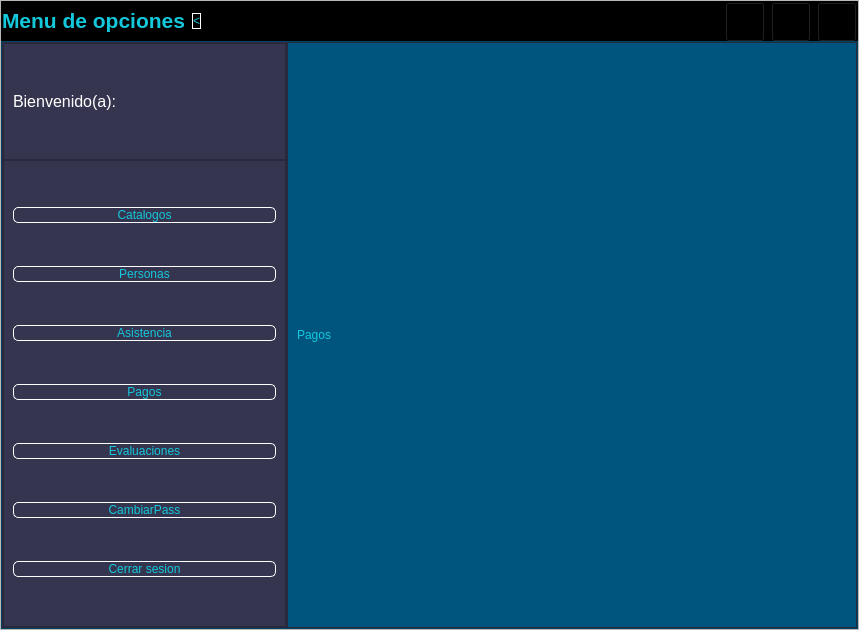
Qt form PracticaC4_1/Gui/ControlWindows.ui (FaTeWendering/PracticaC4_1_admin_database) before a commit.
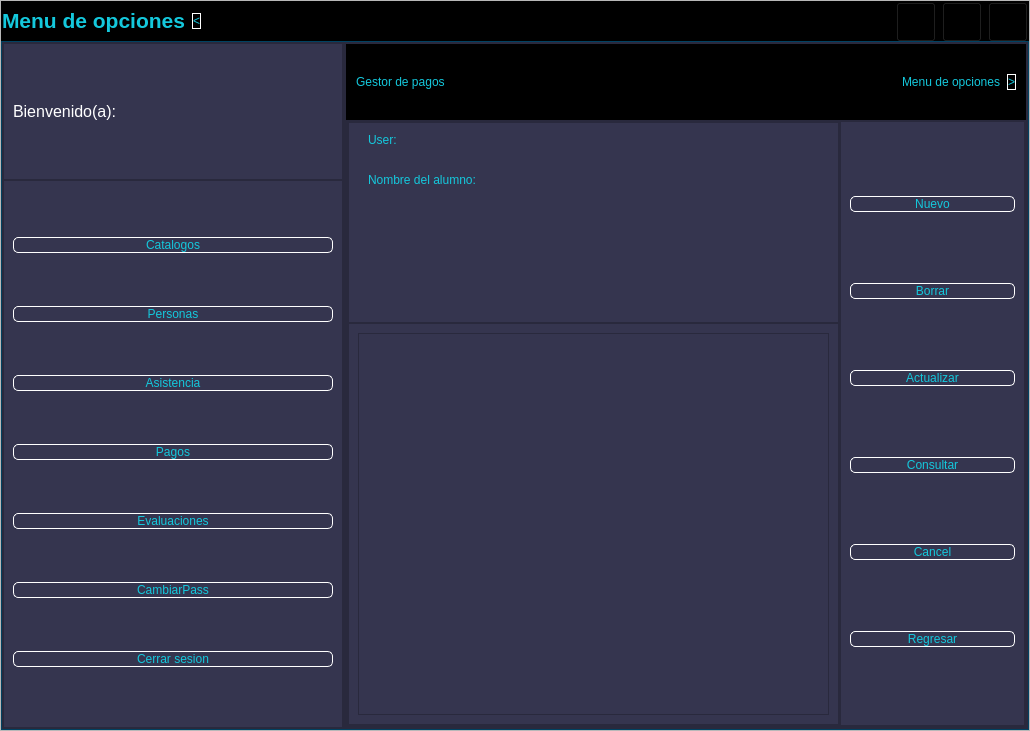
The same form after that commit. The open tabs and pages were chosen to show the change. Icons and pictures are not drawn.

Commit message: Creacion de la interfaz de pagos

What changed in the file:
```diff
--- a/PracticaC4_1/Gui/ControlWindows.ui
+++ b/PracticaC4_1/Gui/ControlWindows.ui
@@ -6,8 +6,8 @@
    <rect>
     <x>0</x>
     <y>0</y>
-    <width>859</width>
-    <height>630</height>
+    <width>1030</width>
+    <height>731</height>
    </rect>
   </property>
   <property name="windowTitle">
@@ -838,11 +838,280 @@
               </widget>
               <widget class="QWidget" name="Pagos">
                <layout class="QHBoxLayout" name="horizontalLayout_13">
+                <property name="spacing">
+                 <number>0</number>
+                </property>
+                <property name="leftMargin">
+                 <number>0</number>
+                </property>
+                <property name="topMargin">
+                 <number>0</number>
+                </property>
+                <property name="rightMargin">
+                 <number>0</number>
+                </property>
+                <property name="bottomMargin">
+                 <number>0</number>
+                </property>
                 <item>
-                 <widget class="QLabel" name="label_10">
-                  <property name="text">
-                   <string>Pagos</string>
+                 <widget class="QFrame" name="frame_20">
+                  <property name="frameShape">
+                   <enum>QFrame::StyledPanel</enum>
                   </property>
+                  <property name="frameShadow">
+                   <enum>QFrame::Raised</enum>
+                  </property>
+                  <layout class="QVBoxLayout" name="verticalLayout_14" stretch="1,8">
+                   <property name="spacing">
+                    <number>0</number>
+                   </property>
+                   <property name="leftMargin">
+                    <number>0</number>
+                   </property>
+                   <property name="topMargin">
+                    <number>0</number>
+                   </property>
+                   <property name="rightMargin">
+                    <number>0</number>
+                   </property>
+                   <property name="bottomMargin">
+                    <number>0</number>
+                   </property>
+                   <item>
+                    <widget class="QFrame" name="frame_21">
+                     <property name="styleSheet">
+                      <string notr="true">background-color: rgb(0, 0, 0);</string>
+                     </property>
+                     <property name="frameShape">
+                      <enum>QFrame::StyledPanel</enum>
+                     </property>
+                     <property name="frameShadow">
+                      <enum>QFrame::Raised</enum>
+                     </property>
+                     <layout class="QHBoxLayout" name="horizontalLayout_14">
+                      <item>
+                       <widget class="QLabel" name="label_10">
+                        <property name="text">
+                         <string>Gestor de pagos</string>
+                        </property>
+                       </widget>
+                      </item>
+                      <item>
+                       <spacer name="horizontalSpacer_6">
+                        <property name="orientation">
+                         <enum>Qt::Horizontal</enum>
+                        </property>
+                        <property name="sizeHint" stdset="0">
+                         <size>
+                          <width>376</width>
+                          <height>20</height>
+                         </size>
+                        </property>
+                       </spacer>
+                      </item>
+                      <item>
+                       <widget class="QLabel" name="label_11">
+                        <property name="text">
+                         <string>Menu de opciones</string>
+                        </property>
+                       </widget>
+                      </item>
+                      <item>
+                       <widget class="QPushButton" name="pushButton_10">
+                        <property name="styleSheet">
+                         <string notr="true">QPushButton{
+font: 87 12pt &quot;Arial Black&quot;;
+background-color:#000000ff;
+color: rgb(20, 200, 220);
+border-radius:5px;
+border: 1px solid white;
+}
+
+QPushButton:hover {
+    background-color: black;
+}</string>
+                        </property>
+                        <property name="text">
+                         <string>&gt;</string>
+                        </property>
+                       </widget>
+                      </item>
+                     </layout>
+                    </widget>
+                   </item>
+                   <item>
+                    <widget class="QFrame" name="frame_22">
+                     <property name="frameShape">
+                      <enum>QFrame::StyledPanel</enum>
+                     </property>
+                     <property name="frameShadow">
+                      <enum>QFrame::Raised</enum>
+                     </property>
+                     <layout class="QHBoxLayout" name="horizontalLayout_15" stretch="8,3">
+                      <property name="spacing">
+                       <number>0</number>
+                      </property>
+                      <property name="leftMargin">
+                       <number>0</number>
+                      </property>
+                      <property name="topMargin">
+                       <number>0</number>
+                      </property>
+                      <property name="rightMargin">
+                       <number>0</number>
+                      </property>
+                      <property name="bottomMargin">
+                       <number>0</number>
+                      </property>
+                      <item>
+                       <widget class="QFrame" name="frame_23">
+                        <property name="frameShape">
+                         <enum>QFrame::StyledPanel</enum>
+                        </property>
+                        <property name="frameShadow">
+                         <enum>QFrame::Raised</enum>
+                        </property>
+                        <layout class="QVBoxLayout" name="verticalLayout_19" stretch="4,8">
+                         <property name="spacing">
+                          <number>0</number>
+                         </property>
+                         <property name="leftMargin">
+                          <number>0</number>
+                         </property>
+                         <property name="topMargin">
+                          <number>0</number>
+                         </property>
+                         <property name="rightMargin">
+                          <number>0</number>
+                         </property>
+                         <property name="bottomMargin">
+                          <number>0</number>
+                         </property>
+                         <item>
+                          <widget class="QFrame" name="frame_25">
+                           <property name="frameShape">
+                            <enum>QFrame::StyledPanel</enum>
+                           </property>
+                           <property name="frameShadow">
+                            <enum>QFrame::Raised</enum>
+                           </property>
+                           <widget class="QLabel" name="label_12">
+                            <property name="geometry">
+                             <rect>
+                              <x>20</x>
+                              <y>10</y>
+                              <width>49</width>
+                              <height>16</height>
+                             </rect>
+                            </property>
+                            <property name="text">
+                             <string>User:</string>
+                            </property>
+                           </widget>
+                           <widget class="QLabel" name="label_13">
+                            <property name="geometry">
+                             <rect>
+                              <x>20</x>
+                              <y>50</y>
+                              <width>161</width>
+                              <height>16</height>
+                             </rect>
+                            </property>
+                            <property name="text">
+                             <string>Nombre del alumno:</string>
+                            </property>
+                           </widget>
+                          </widget>
+                         </item>
+                         <item>
+                          <widget class="QFrame" name="frame_26">
+                           <property name="frameShape">
+                            <enum>QFrame::StyledPanel</enum>
+                           </property>
+                           <property name="frameShadow">
+                            <enum>QFrame::Raised</enum>
+                           </property>
+                           <layout class="QHBoxLayout" name="horizontalLayout_16">
+                            <item>
+                             <widget class="QTableWidget" name="tableWidget_2"/>
+                            </item>
+                           </layout>
+                          </widget>
+                         </item>
+                        </layout>
+                       </widget>
+                      </item>
+                      <item>
+                       <widget class="QFrame" name="frame_24">
+                        <property name="styleSheet">
+                         <string notr="true">QPushButton{
+font: 87 12pt &quot;Arial Black&quot;;
+background-color:#000000ff;
+color: rgb(20, 200, 220);
+border-radius:5px;
+border: 1px solid white;
+}
+
+QPushButton:hover {
+    background-color: black;
+}</string>
+                        </property>
+                        <property name="frameShape">
+                         <enum>QFrame::StyledPanel</enum>
+                        </property>
+                        <property name="frameShadow">
+                         <enum>QFrame::Raised</enum>
+                        </property>
+                        <layout class="QVBoxLayout" name="verticalLayout_18">
+                         <item>
+                          <widget class="QPushButton" name="pushButton_11">
+                           <property name="text">
+                            <string>Nuevo</string>
+                           </property>
+                          </widget>
+                         </item>
+                         <item>
+                          <widget class="QPushButton" name="pushButton_12">
+                           <property name="text">
+                            <string>Borrar</string>
+                           </property>
+                          </widget>
+                         </item>
+                         <item>
+                          <widget class="QPushButton" name="pushButton_13">
+                           <property name="text">
+                            <string>Actualizar</string>
+                           </property>
+                          </widget>
+                         </item>
+                         <item>
+                          <widget class="QPushButton" name="pushButton_15">
+                           <property name="text">
+                            <string>Consultar</string>
+                           </property>
+                          </widget>
+                         </item>
+                         <item>
+                          <widget class="QPushButton" name="pushButton_16">
+                           <property name="text">
+                            <string>Cancel</string>
+                           </property>
+                          </widget>
+                         </item>
+                         <item>
+                          <widget class="QPushButton" name="pushButton_14">
+                           <property name="text">
+                            <string>Regresar</string>
+                           </property>
+                          </widget>
+                         </item>
+                        </layout>
+                       </widget>
+                      </item>
+                     </layout>
+                    </widget>
+                   </item>
+                  </layout>
                  </widget>
                 </item>
                </layout>
```
The commit also changes 3 other files.
